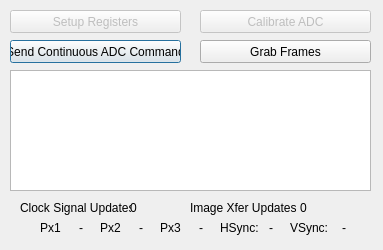
This is FG_Controls.ui in acorver/SpikeGL as Qt 5 draws it before an edit. The edited form follows.
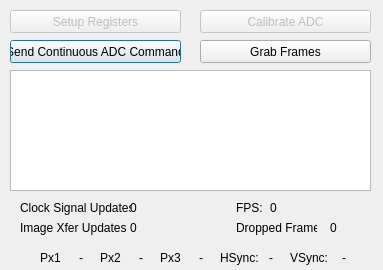
This is the edited form.

Commit message: switched framegrabber subprocess communication of frames to use a shared memory ringbuffer for speed improvements

Patch:
```diff
--- a/FG_Controls.ui
+++ b/FG_Controls.ui
@@ -7,7 +7,7 @@
     <x>0</x>
     <y>0</y>
     <width>383</width>
-    <height>250</height>
+    <height>270</height>
    </rect>
   </property>
   <property name="sizePolicy">
@@ -19,13 +19,13 @@
   <property name="minimumSize">
    <size>
     <width>383</width>
-    <height>250</height>
+    <height>270</height>
    </size>
   </property>
   <property name="maximumSize">
    <size>
     <width>383</width>
-    <height>250</height>
+    <height>270</height>
    </size>
   </property>
   <property name="baseSize">
@@ -112,7 +112,7 @@
    <property name="geometry">
     <rect>
      <x>40</x>
-     <y>220</y>
+     <y>250</y>
      <width>21</width>
      <height>16</height>
     </rect>
@@ -125,7 +125,7 @@
    <property name="geometry">
     <rect>
      <x>70</x>
-     <y>220</y>
+     <y>250</y>
      <width>22</width>
      <height>16</height>
     </rect>
@@ -141,7 +141,7 @@
    <property name="geometry">
     <rect>
      <x>130</x>
-     <y>220</y>
+     <y>250</y>
      <width>22</width>
      <height>16</height>
     </rect>
@@ -157,7 +157,7 @@
    <property name="geometry">
     <rect>
      <x>100</x>
-     <y>220</y>
+     <y>250</y>
      <width>21</width>
      <height>16</height>
     </rect>
@@ -170,7 +170,7 @@
    <property name="geometry">
     <rect>
      <x>190</x>
-     <y>220</y>
+     <y>250</y>
      <width>22</width>
      <height>16</height>
     </rect>
@@ -186,7 +186,7 @@
    <property name="geometry">
     <rect>
      <x>160</x>
-     <y>220</y>
+     <y>250</y>
      <width>21</width>
      <height>16</height>
     </rect>
@@ -199,7 +199,7 @@
    <property name="geometry">
     <rect>
      <x>260</x>
-     <y>220</y>
+     <y>250</y>
      <width>22</width>
      <height>16</height>
     </rect>
@@ -215,7 +215,7 @@
    <property name="geometry">
     <rect>
      <x>220</x>
-     <y>220</y>
+     <y>250</y>
      <width>41</width>
      <height>16</height>
     </rect>
@@ -228,7 +228,7 @@
    <property name="geometry">
     <rect>
      <x>333</x>
-     <y>220</y>
+     <y>250</y>
      <width>22</width>
      <height>16</height>
     </rect>
@@ -244,7 +244,7 @@
    <property name="geometry">
     <rect>
      <x>290</x>
-     <y>220</y>
+     <y>250</y>
      <width>41</width>
      <height>16</height>
     </rect>
@@ -271,7 +271,7 @@
     <rect>
      <x>130</x>
      <y>200</y>
-     <width>51</width>
+     <width>101</width>
      <height>16</height>
     </rect>
    </property>
@@ -285,8 +285,8 @@
   <widget class="QLabel" name="clkSignalsLbl_2">
    <property name="geometry">
     <rect>
-     <x>190</x>
-     <y>200</y>
+     <x>20</x>
+     <y>220</y>
      <width>107</width>
      <height>16</height>
     </rect>
@@ -298,9 +298,9 @@
   <widget class="QLabel" name="imgXferCtLbl">
    <property name="geometry">
     <rect>
-     <x>300</x>
-     <y>200</y>
-     <width>51</width>
+     <x>130</x>
+     <y>220</y>
+     <width>101</width>
      <height>16</height>
     </rect>
    </property>
@@ -311,6 +311,58 @@
     <bool>false</bool>
    </property>
   </widget>
+  <widget class="QLabel" name="dFrameLbl">
+   <property name="geometry">
+    <rect>
+     <x>236</x>
+     <y>220</y>
+     <width>81</width>
+     <height>16</height>
+    </rect>
+   </property>
+   <property name="text">
+    <string>Dropped Frames:</string>
+   </property>
+  </widget>
+  <widget class="QLabel" name="frameSkipsLbl">
+   <property name="geometry">
+    <rect>
+     <x>330</x>
+     <y>220</y>
+     <width>47</width>
+     <height>16</height>
+    </rect>
+   </property>
+   <property name="text">
+    <string>0</string>
+   </property>
+  </widget>
+  <widget class="QLabel" name="fpsLabel">
+   <property name="geometry">
+    <rect>
+     <x>236</x>
+     <y>200</y>
+     <width>41</width>
+     <height>16</height>
+    </rect>
+   </property>
+   <property name="text">
+    <string>FPS:</string>
+   </property>
+  </widget>
+  <widget class="QLabel" name="fpsLbl">
+   <property name="geometry">
+    <rect>
+     <x>270</x>
+     <y>200</y>
+     <width>91</width>
+     <height>16</height>
+    </rect>
+   </property>
+   <property name="text">
+    <string>0</string>
+   </property>
+  </widget>
  </widget>
  <resources/>
  <connections/>
```
Left out of the diff: 2 changed lines with no effect on the pictures. The commit also changes 13 other files.
